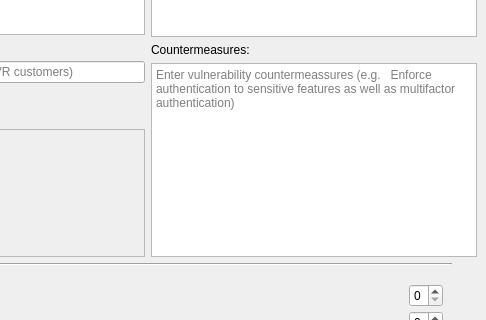
Old version of the form iotpentool/gui/threat.ui in the repository sarunasil/iotPenTool; both pictures show x 190 to 676 and y 186 to 506 of the 676 by 685 pixel window.
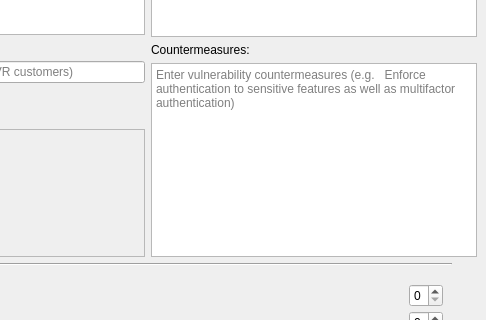
New version of the form.

Patch:
```diff
--- a/iotpentool/gui/threat.ui
+++ b/iotpentool/gui/threat.ui
@@ -147,7 +147,7 @@
           <item>
            <widget class="QPlainTextEdit" name="countermeassures_text_box">
             <property name="placeholderText">
-             <string>Enter vulnerability countermeassures (e.g.   Enforce authentication to sensitive features as well as multifactor authentication)</string>
+             <string>Enter vulnerability countermeasures (e.g.   Enforce authentication to sensitive features as well as multifactor authentication)</string>
             </property>
            </widget>
           </item>
```
Left out of the diff: 2 changed lines with no effect on the pictures.
